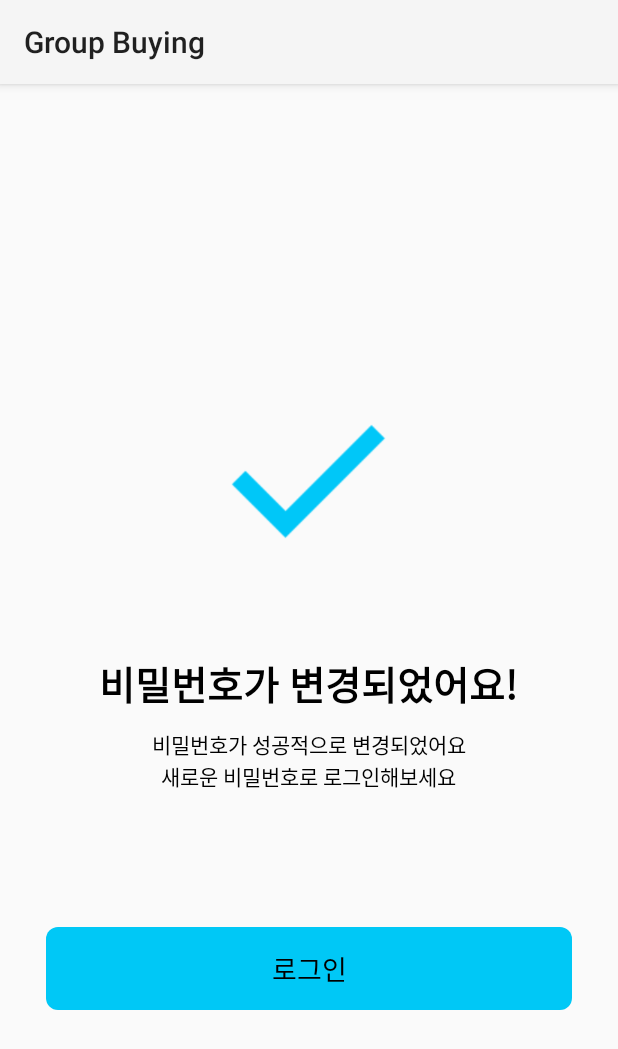
After one commit to EunbiWorld/Todays-group-buying, an Android app: the DonePWActivity screen opened directly, with no data from a screen before it, on a phone screen of 412 x 824 dp. The commit adds this screen. Shown: the top 1049 px of the screen. Run offline under Robolectric (Android 15) with nearby library versions, the phone set to English and light mode, and no system bars.

Commit message:
버튼 색상 수정 및 텍스트 색상 수정

```diff
--- /dev/null
+++ b/app/src/main/java/com/example/groupbuying/DonePWActivity.java
@@ -0,0 +1,14 @@
+package com.example.groupbuying;
+
+import androidx.appcompat.app.AppCompatActivity;
+
+import android.os.Bundle;
+
+public class DonePWActivity extends AppCompatActivity {
+
+    @Override
+    protected void onCreate(Bundle savedInstanceState) {
+        super.onCreate(savedInstanceState);
+        setContentView(R.layout.activity_donepw);
+    }
+}
--- a/app/src/main/res/layout/activity_changepwd.xml
+++ b/app/src/main/res/layout/activity_changepwd.xml
@@ -91,9 +91,10 @@
             android:layout_height="55dp"
             android:layout_marginTop="90dp"
             android:layout_marginStart="5dp"
-            android:layout_marginEnd="10dp"
+            android:layout_marginEnd="5dp"
             android:background="@drawable/button_background"
             android:backgroundTint="@color/mainColor"
+            android:textSize="18sp"
             android:text="비밀번호 변경"
             />
 
--- /dev/null
+++ b/app/src/main/res/layout/activity_donepw.xml
@@ -0,0 +1,60 @@
+<?xml version="1.0" encoding="utf-8"?>
+<LinearLayout xmlns:android="http://schemas.android.com/apk/res/android"
+    android:layout_width="match_parent"
+    android:layout_height="match_parent"
+    android:orientation="vertical"
+    android:padding="15dp">
+
+    <LinearLayout
+        android:layout_width="match_parent"
+        android:layout_height="match_parent"
+        android:orientation="vertical"
+        android:gravity="center"
+        android:layout_marginTop="40dp"
+        android:layout_marginLeft="10dp"
+        android:layout_marginRight="10dp">
+
+        <ImageView
+            android:layout_width="150dp"
+            android:layout_height="150dp"
+            android:src="@drawable/donecheck"/>
+        <TextView
+            android:layout_width="wrap_content"
+            android:layout_height="wrap_content"
+            android:textColor="@color/black"
+            android:textSize="26sp"
+            android:textStyle="bold"
+            android:layout_marginTop="40dp"
+            android:text="비밀번호가 변경되었어요!"/>
+        <TextView
+            android:layout_width="wrap_content"
+            android:layout_height="wrap_content"
+            android:textColor="@color/black"
+            android:textSize="14sp"
+            android:layout_marginTop="10dp"
+            android:text="비밀번호가 성공적으로 변경되었어요"/>
+        <TextView
+            android:layout_width="wrap_content"
+            android:layout_height="wrap_content"
+            android:textColor="@color/black"
+            android:textSize="14sp"
+            android:text="새로운 비밀번호로 로그인해보세요"/>
+
+
+        <Button
+            android:id="@+id/btn_ChangePW"
+            android:layout_width="match_parent"
+            android:layout_height="55dp"
+            android:layout_marginTop="90dp"
+            android:layout_marginStart="5dp"
+            android:layout_marginEnd="5dp"
+            android:background="@drawable/button_background"
+            android:backgroundTint="@color/mainColor"
+            android:textColor="@color/black"
+            android:textSize="18sp"
+            android:text="로그인"
+            />
+
+    </LinearLayout>
+
+</LinearLayout>
```
Also changed, not shown: app/src/main/AndroidManifest.xml (+18 -10 lines), app/src/main/java/com/example/groupbuying/network/DoneSignUpActivity.java (added, +16 -0 lines), app/src/main/res/layout/activity_donesignup.xml (added, +60 -0 lines), app/src/main/res/drawable/donecheck.png (added).
